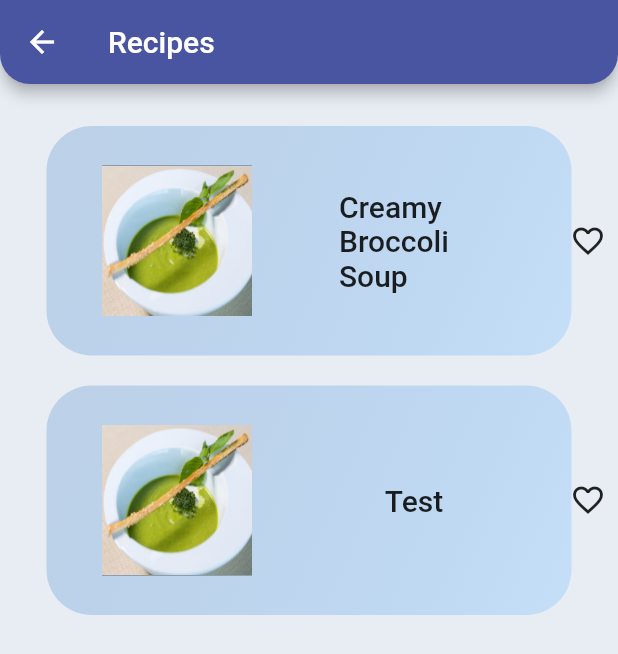
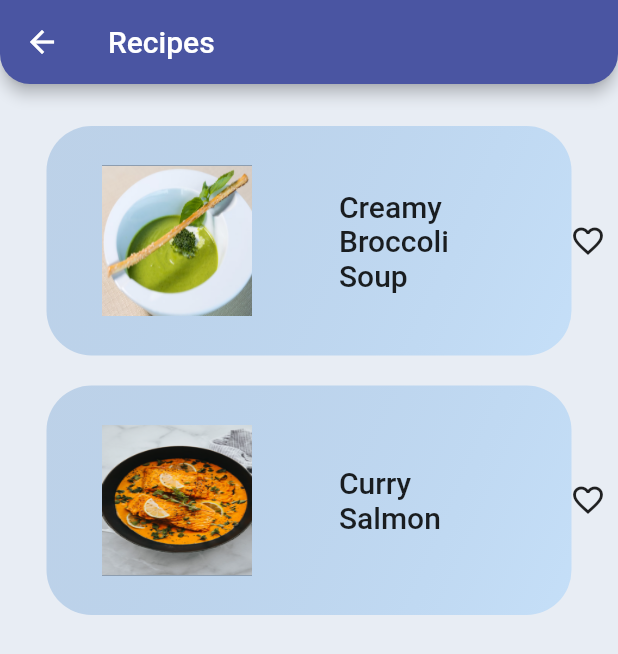
Before and after one commit to Ladan-Rajabian/my-project, a Flutter app: the MyRecipes screen opened directly, on a phone screen of 412 x 824 dp. Shown: the top 654 px of the screen. Run offline on Flutter 3.47's test engine with Material 2 defaults, Android fonts, the phone set to English and light mode, and no system bars; our stand-ins replace flutter_heatmap_calendar, gap.

Commit message:
curry salmon added

```diff
--- a/lib/recipes/recipes.dart
+++ b/lib/recipes/recipes.dart
@@ -29,18 +29,21 @@ class _MyRecipesState extends State<MyRecipes> {
                     appbar: 'Broccoli soup',
                     cookTime: '45min',
                     ingredients:
-                        ' - 2 Tablespoon Butter \n - 1 Tablespoon Olive oil \n',
-                    method: 'methode',
-                    serve: 'serve'),
+                        '- 2 Tablespoon Butter \n - 1 Tablespoon Olive oil \n - 1 small onion, chopped \n - 2 garlic \n - 1 cube chicken stock \n - Broccoli florets, about 4 cups \n - 1/2 cup heavy cream, plus more for serving \n - 1/2 cup grated parmesan \n - sea salt and pepper, to taste \n -  Minced chives or flat parsley, for serving',
+                    method:
+                        '1.Heat the butter and olive oil in a large pot over medium heat. When the butter is melted and the oil is glistening, add the onions and cook, stirring, until softened, about 5 minutes. Add the garlic and cook, stirring, until fragrant, about 1 more minute. \n \n 2.Stir in the chicken stock and bouillon, then add the broccoli and increase the heat to high. Bring the mixture to a boil, then reduce the heat to low, cover and simmer, stirring occasionally, for 20 minutes, or until the broccoli is very tender. Turn off the heat. \n \n 3. Use an immersion blender to blend the soup directly in the pot until smooth. (Alternatively, transfer the soup to the base of a blender, let cool briefly, and blend until smooth. Then pour the soup back into the pot.) Stir in the cream, parmesan, and cook over medium heat until warmed through, 2 to 3 minutes. Taste and season with salt and pepper. \n \n 4. Serve the soup warm, topped with the chives or parsley and a swirl of cream.',
+                    serve: '3'),
                 Gap(20),
                 HealthyRecipesCard(
-                    imagePath: 'assets/recipes/Broccoli soup.png',
-                    description: 'Test',
-                    appbar: 'Test',
+                    imagePath: 'assets/recipes/curry salmon.png',
+                    description: 'Curry Salmon',
+                    appbar: 'Curry salmon',
                     cookTime: 'Test',
-                    ingredients: 'TEST',
-                    method: 'TEST',
-                    serve: 'Test'),
+                    ingredients:
+                        '- Curry Salmon : \n - 2 salmon filets \n - 1/2 teaspoon sea salt \n - 1 teaspoons brown sugar \n - 1/2 teaspoon red curry paste \n - 1/4 teaspoon garlic powder \n - 1 tablespoon olive oil \n - Curry Sauce : \n - 1 tablespoon olive oil \n - 1 teaspoons freshly grated ginger \n - 3 garlic cloves, minced \n - 1 tablespoon red curry paste \n - 1 cup coconut milk \n - 1 small onion \n - 1 red bell pepper \n - 1 green bell pepper \n - 4 green onions, light and dark green parts, thinly sliced \n - 2 tablespoon fresh lime juice \n - ¼ cup chopped fresh basil leaves, thinly sliced, plus more for garnish ',
+                    method:
+                        '1.Preheat the oven to 400°F with a rack in the center of the oven. \n 2.Line a rimmed baking sheet with foil. Place the salmon skin side down on foil. Pat dry with a paper towel. \n 3.Make the curry rub for the salmon: In a small bowl, mix together the sea salt, brown sugar, red curry paste, garlic powder and the oil until fully combined. Spread the curry paste mixture over the salmon and place it in the oven until it easily flakes with a fork, about 8-10 minutes. \n 4.Make the curry sauce: In a large skillet set over medium heat, add the oil until glistening. Add the grated ginger and minced garlic to the oil and cook until fragrant about 1 minute. Add the red curry paste and coconut milk and whisk until fully combined. \n 5.Add the onions and peppers. Allow to simmer until the onions and bell peppers are tender, about 15 minutes. Turn off the heat. \n 6.Add the lime juice and fresh basil to the pan and stir to combine. \n 7.Remove the salmon from the oven. Using a spatula, slide the cooked salmon away from the skin and transfer it to the curry sauce, spooning the sauce over the salmon. \n 8.Top the salmon curry with green onions, cilantro and extra basil if desired. ',
+                    serve: '2'),
               ]),
             ],
           )),
```
